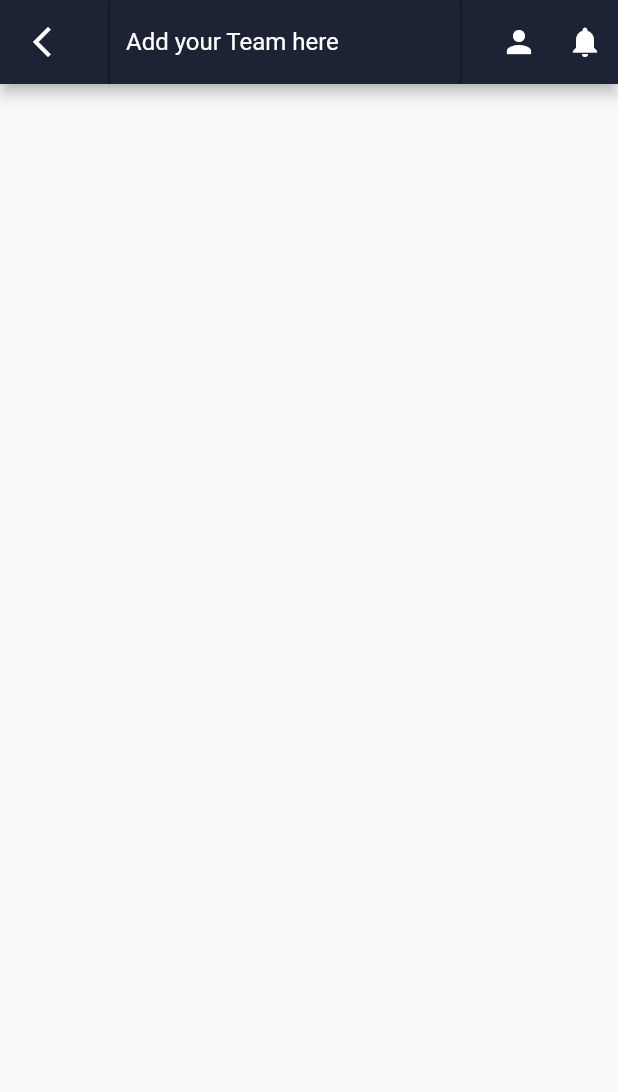
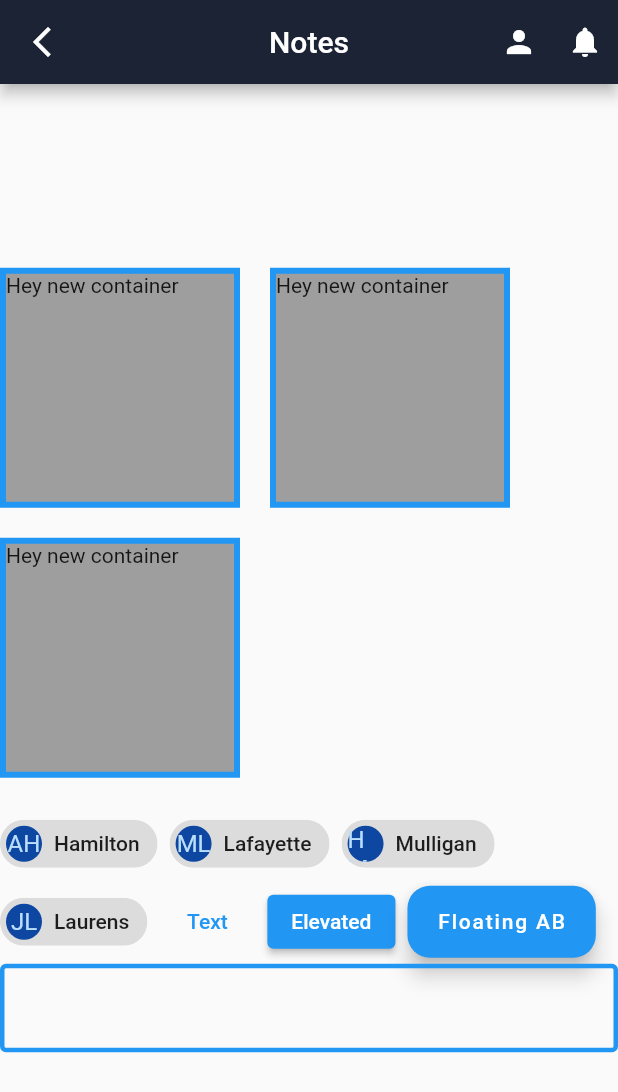
Before and after one commit to Sandy8985/tasqr1, a Flutter app: the screen it shows after launch, after a tap on the "arrow back ios new" icon, on a phone screen of 412 x 824 dp. Shown: the top 1092 px of the screen. Run offline on Flutter 3.47's test engine with Material 2 defaults, Android fonts, the phone set to English and light mode, and no system bars.

Commit message:
clear perfect color

```diff
--- a/lib/main.dart
+++ b/lib/main.dart
@@ -1,18 +1,19 @@
 import 'package:flutter/material.dart';
 import 'page_5.dart';
+
 void main() => runApp(Abcd());
 
 class Abcd extends StatelessWidget {
-  const Abcd({Key? key}) : super(key: key);
+   Abcd({Key? key}) : super(key: key);
 
   @override
   Widget build(BuildContext context) {
     return MaterialApp(
       debugShowCheckedModeBanner: false,
-      home: MyApp(),);
+      home: MyApp(),
+    );
   }
 }
-
 
 class MyApp extends StatefulWidget {
   @override
@@ -23,7 +24,9 @@ class _MyAppState extends State<MyApp> {
   @override
   Widget build(BuildContext context) {
     return Scaffold(
-      // backgroundColor: Color.fromRGBO(27, 35, 53, 1.0),
+
+      resizeToAvoidBottomInset: false,
+      backgroundColor: Color.fromRGBO(27, 35, 53, 1.0),
       appBar: AppBar(
         backgroundColor: Color.fromRGBO(27, 35, 53, 1),
         leading: IconButton(
@@ -41,7 +44,6 @@ class _MyAppState extends State<MyApp> {
             hintText: 'Add your Team here',
             hintStyle: TextStyle(color: Colors.white),
             border: OutlineInputBorder(),
-
           ),
         ),
         actions: [
@@ -55,6 +57,7 @@ class _MyAppState extends State<MyApp> {
         ],
       ),
       body: Padding(
+
         padding: EdgeInsets.fromLTRB(20, 30, 0, 0),
         child: Column(
           children: [
@@ -72,20 +75,20 @@ class _MyAppState extends State<MyApp> {
                       children: [
                         Padding(
                           padding: EdgeInsets.fromLTRB(0, 0, 0, 20),
-                          child: Text('Christy Brown'),
+                          child: Text('Christy Brown',style: TextStyle(color: Color.fromRGBO(208, 214, 229, 1)),),
                         ),
                         Row(
                           children: [
                             Transform.rotate(
                               angle: 45,
-                              child: Icon(Icons.arrow_downward),
+                              child: Icon(Icons.arrow_downward,color: Color.fromRGBO(221, 92, 92, 1),),
                             ),
                             Container(
                               margin: EdgeInsets.fromLTRB(0, 0, 50, 0),
                             ),
                             Transform.rotate(
                               angle: 45,
-                              child: Icon(Icons.arrow_upward),
+                              child: Icon(Icons.arrow_upward,color: Color.fromRGBO(67, 213, 173, 1),),
                             ),
                           ],
                         )
@@ -109,20 +112,20 @@ class _MyAppState extends State<MyApp> {
                       children: [
                         Padding(
                           padding: EdgeInsets.fromLTRB(0, 0, 0, 20),
-                          child: Text('Christy Brown'),
+                          child: Text('Christy Brown',style: TextStyle(color: Color.fromRGBO(208, 214, 229, 1)),),
                         ),
                         Row(
                           children: [
                             Transform.rotate(
                               angle: 45,
-                              child: Icon(Icons.arrow_downward),
+                              child: Icon(Icons.arrow_downward,color: Color.fromRGBO(221, 92, 92, 1),),
                             ),
                             Container(
                               margin: EdgeInsets.fromLTRB(0, 0, 50, 0),
                             ),
                             Transform.rotate(
                               angle: 45,
-                              child: Icon(Icons.arrow_upward),
+                              child: Icon(Icons.arrow_upward,color: Color.fromRGBO(67, 213, 173, 1),),
                             ),
                           ],
                         )
@@ -146,20 +149,20 @@ class _MyAppState extends State<MyApp> {
                       children: [
                         Padding(
                           padding: EdgeInsets.fromLTRB(0, 0, 0, 20),
-                          child: Text('Christy Brown'),
+                          child: Text('Christy Brown',style: TextStyle(color: Color.fromRGBO(208, 214, 229, 1)),),
                         ),
                         Row(
                           children: [
                             Transform.rotate(
                               angle: 45,
-                              child: Icon(Icons.arrow_downward),
+                              child: Icon(Icons.arrow_downward,color: Color.fromRGBO(221, 92, 92, 1),),
                             ),
                             Container(
                               margin: EdgeInsets.fromLTRB(0, 0, 50, 0),
                             ),
                             Transform.rotate(
                               angle: 45,
-                              child: Icon(Icons.arrow_upward),
+                              child: Icon(Icons.arrow_upward,color: Color.fromRGBO(67, 213, 173, 1),),
                             ),
                           ],
                         )
@@ -183,20 +186,20 @@ class _MyAppState extends State<MyApp> {
                       children: [
                         Padding(
                           padding: EdgeInsets.fromLTRB(0, 0, 0, 20),
-                          child: Text('Christy Brown'),
+                          child: Text('Christy Brown',style: TextStyle(color: Color.fromRGBO(208, 214, 229, 1)),),
                         ),
                         Row(
                           children: [
                             Transform.rotate(
                               angle: 45,
-                              child: Icon(Icons.arrow_downward),
+                              child: Icon(Icons.arrow_downward,color: Color.fromRGBO(221, 92, 92, 1),),
                             ),
                             Container(
                               margin: EdgeInsets.fromLTRB(0, 0, 50, 0),
                             ),
                             Transform.rotate(
                               angle: 45,
-                              child: Icon(Icons.arrow_upward),
+                              child: Icon(Icons.arrow_upward,color: Color.fromRGBO(67, 213, 173, 1),),
                             ),
                           ],
                         )
@@ -220,20 +223,20 @@ class _MyAppState extends State<MyApp> {
                       children: [
                         Padding(
                           padding: EdgeInsets.fromLTRB(0, 0, 0, 20),
-                          child: Text('Christy Brown'),
+                          child: Text('Christy Brown',style: TextStyle(color: Color.fromRGBO(208, 214, 229, 1)),),
                         ),
                         Row(
                           children: [
                             Transform.rotate(
                               angle: 45,
-                              child: Icon(Icons.arrow_downward),
+                              child: Icon(Icons.arrow_downward,color: Color.fromRGBO(221, 92, 92, 1),),
                             ),
                             Container(
                               margin: EdgeInsets.fromLTRB(0, 0, 50, 0),
                             ),
                             Transform.rotate(
                               angle: 45,
-                              child: Icon(Icons.arrow_upward),
+                              child: Icon(Icons.arrow_upward,color: Color.fromRGBO(67, 213, 173, 1),),
                             ),
                           ],
                         )
@@ -257,20 +260,20 @@ class _MyAppState extends State<MyApp> {
                       children: [
                         Padding(
                           padding: EdgeInsets.fromLTRB(0, 0, 0, 20),
-                          child: Text('Christy Brown'),
+                          child: Text('Christy Brown',style: TextStyle(color: Color.fromRGBO(208, 214, 229, 1)),),
                         ),
                         Row(
                           children: [
                             Transform.rotate(
                               angle: 45,
-                              child: Icon(Icons.arrow_downward),
+                              child: Icon(Icons.arrow_downward,color: Color.fromRGBO(221, 92, 92, 1),),
                             ),
                             Container(
                               margin: EdgeInsets.fromLTRB(0, 0, 50, 0),
                             ),
                             Transform.rotate(
                               angle: 45,
-                              child: Icon(Icons.arrow_upward),
+                              child: Icon(Icons.arrow_upward,color: Color.fromRGBO(67, 213, 173, 1),),
                             ),
                           ],
                         )
--- a/lib/page_5.dart
+++ b/lib/page_5.dart
@@ -1,4 +1,6 @@
 import 'package:flutter/material.dart';
+// import 'package:http/http.dart' as http;
+// import 'dart:convert' as convert;
 
 class Page5 extends StatefulWidget {
   const Page5({Key? key}) : super(key: key);
@@ -10,24 +12,20 @@ class Page5 extends StatefulWidget {
 class _Page5State extends State<Page5> {
   @override
   Widget build(BuildContext context) {
-    return Scaffold(
+    return SafeArea(
+      child: Scaffold(
+          resizeToAvoidBottomInset: false,
           appBar: AppBar(
-        backgroundColor: Color.fromRGBO(27, 35, 53, 1),
+            backgroundColor: const Color.fromRGBO(27, 35, 53, 1),
             leading: IconButton(
               onPressed: () {
                 Navigator.pop(context);
               },
-          icon: Icon(Icons.arrow_back_ios_new),
+              icon: const Icon(Icons.arrow_back_ios_new),
             ),
-        title: TextField(
-          decoration: InputDecoration(
-            hintText: 'Add your Team here',
-            hintStyle: TextStyle(color: Colors.white),
-            border: OutlineInputBorder(),
-
-          ),
-        ),
-        actions: [
+            centerTitle: true,
+            title: const Text('Notes'),
+            actions: const [
               Padding(
                   padding: EdgeInsets.fromLTRB(10, 0, 10, 0),
                   child: Icon(Icons.person)),
@@ -37,6 +35,115 @@ class _Page5State extends State<Page5> {
               )
             ],
           ),
+          body: Center(
+            child: Wrap(
+              spacing: 20.0,
+              runSpacing: 20.0,
+              children: [
+                Container(
+                  decoration: BoxDecoration(
+                      border: Border.all(
+                        color: Colors.blue,
+                        width: 4,
+                      ),
+                      color: Colors.grey),
+                  height: 160,
+                  width: 160,
+                  child: const Text('Hey new container'),
+                ),
+                Container(
+                  decoration: BoxDecoration(
+                      border: Border.all(
+                        color: Colors.blue,
+                        width: 4,
+                      ),
+                      color: Colors.grey),
+                  height: 160,
+                  width: 160,
+                  child: const Text('Hey new container'),
+                ),
+                Container(
+                  decoration: BoxDecoration(
+                      border: Border.all(
+                        color: Colors.blue,
+                        width: 4,
+                      ),
+                      color: Colors.grey),
+                  height: 160,
+                  width: 160,
+                  child: InkWell(
+                    onTap: () {
+                      print('Pakka');
+                    },
+                    child: const Text('Hey new container'),
+                  ),
+                ),
+                New(),
+              ],
+            ),
+          )),
     );
   }
 }
+
+class New extends StatelessWidget {
+  @override
+  Widget build(BuildContext context) {
+    return Container(
+      child: Wrap(
+        spacing: 8.0, // gap between adjacent chips
+        runSpacing: 4.0, // gap between lines
+        children: <Widget>[
+          Chip(
+            avatar: CircleAvatar(
+                backgroundColor: Colors.blue.shade900, child: const Text('AH')),
+            label: const Text('Hamilton'),
+          ),
+          Chip(
+            avatar: CircleAvatar(
+                backgroundColor: Colors.blue.shade900, child: const Text('ML')),
+            label: const Text('Lafayette'),
+          ),
+          Chip(
+            avatar: CircleAvatar(
+                backgroundColor: Colors.blue.shade900, child: const Text('HM')),
+            label: const Text('Mulligan'),
+          ),
+          Chip(
+            avatar: CircleAvatar(
+                backgroundColor: Colors.blue.shade900, child: const Text('JL')),
+            label: const Text('Laurens'),
+          ),
+          TextButton(
+              onPressed: () {
+                print('New text button');
+              },
+              child: const Text('Text')),
+          ElevatedButton(
+              onPressed: () {
+                print('New Elevated Button');
+              },
+              child: const Text('Elevated')),
+          FloatingActionButton.extended(
+            hoverColor: Colors.blue,
+            onPressed: () {
+              New();
+            },
+            label: const Text('Floating AB'),
+            shape: const RoundedRectangleBorder(
+                borderRadius: BorderRadius.all(Radius.circular(15.0))),
+          ),
+          TextField(
+            obscureText: false,
+            decoration: InputDecoration(
+                enabledBorder: OutlineInputBorder(
+                    borderSide: BorderSide(
+              width: 3,
+              color: Colors.blue,
+            ))),
+          ),
+        ],
+      ),
+    );
+  }
+}
--- a/pubspec.yaml
+++ b/pubspec.yaml
@@ -36,6 +36,7 @@ dependencies:
   # The following adds the Cupertino Icons font to your application.
   # Use with the CupertinoIcons class for iOS style icons.
   cupertino_icons: ^1.0.2
+  http: ^0.13.5
 
 dev_dependencies:
   flutter_test:
```
Also changed, not shown: pubspec.lock. Lines whose indentation alone changed are shown as unchanged.
